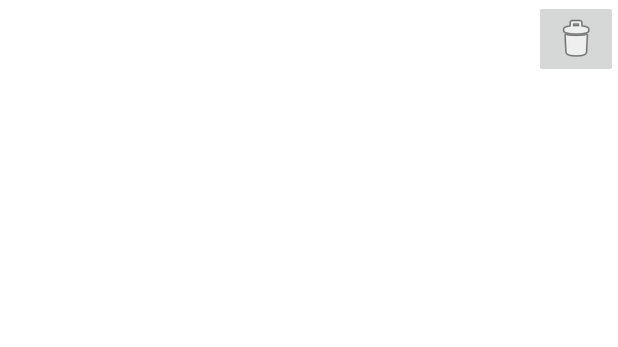
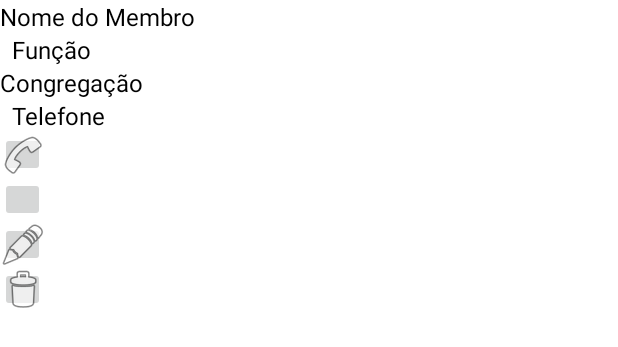
Before and after one commit to CarlosMonteiroNeto/Discipulado_IEADPE, an Android app: the layout lista_de_contatos_viewholder.xml on its own in the app's theme, with its tools: preview values and no code run, on a phone screen of 412 x 824 dp. Shown: the top 347 px of the screen. Run offline under Robolectric (Android 15) with nearby library versions, the light colour scheme and no system bars.

Commit message:
Próximo passo - Lista de membros completa! Testar!

```diff
--- a/app/build.gradle
+++ b/app/build.gradle
@@ -4,7 +4,7 @@ plugins {
 
 android {
     namespace 'com.example.discipulado_ieadpe'
-    compileSdk 33
+    compileSdk 34
 
     defaultConfig {
         applicationId "com.example.discipulado_ieadpe"
--- a/app/src/main/java/com/example/discipulado_ieadpe/ListaDeContatosViewholder.java
+++ b/app/src/main/java/com/example/discipulado_ieadpe/ListaDeContatosViewholder.java
@@ -9,7 +9,7 @@ import androidx.recyclerview.widget.RecyclerView;
 
 public class ListaDeContatosViewholder extends RecyclerView.ViewHolder {
 
-    public TextView cargoDoMembro, nomeDoMembro, funcaoDoMembro, congregacaoDoMembro, telefoneDoMembro;
+    public TextView nomeDoMembro, funcaoDoMembro, congregacaoDoMembro, telefoneDoMembro;
     public ImageButton btnLigar, btnAbrirWhatsapp, btnEditarMembro, btnExcluirMembro;
 
     public ListaDeContatosViewholder(@NonNull View itemView) {
--- a/app/src/main/java/com/example/discipulado_ieadpe/database/Daos/ContatoDao.java
+++ b/app/src/main/java/com/example/discipulado_ieadpe/database/Daos/ContatoDao.java
@@ -10,6 +10,7 @@ import androidx.room.Update;
 import com.example.discipulado_ieadpe.database.entities.Contato;
 
 import java.util.ArrayList;
+import java.util.List;
 
 @Dao
 public interface ContatoDao {
@@ -18,7 +19,7 @@ public interface ContatoDao {
     void inserirContato (Contato contato);
 
     @Query("SELECT * FROM contato")
-    LiveData<ArrayList<Contato>> carregarContatos();
+    LiveData<List<Contato>> carregarContatos();
 
     @Update
     int atualizarContato(Contato contato);
--- a/app/src/main/java/com/example/discipulado_ieadpe/database/entities/Contato.java
+++ b/app/src/main/java/com/example/discipulado_ieadpe/database/entities/Contato.java
@@ -1,5 +1,6 @@
 package com.example.discipulado_ieadpe.database.entities;
 
+import androidx.annotation.NonNull;
 import androidx.room.ColumnInfo;
 import androidx.room.Entity;
 import androidx.room.PrimaryKey;
@@ -10,6 +11,7 @@ import java.io.Serializable;
 public class Contato implements Serializable {
 
     @PrimaryKey
+    @NonNull
     @ColumnInfo (name = "nome do membro")
     public String nomeDoMembro;
 
@@ -20,5 +22,5 @@ public class Contato implements Serializable {
     public String congregacao;
 
     @ColumnInfo (name = "telefone")
-    public int telefone;
+    public String telefone;
 }
--- a/app/src/main/java/com/example/discipulado_ieadpe/database/repositorios/RepositorioGeral.java
+++ b/app/src/main/java/com/example/discipulado_ieadpe/database/repositorios/RepositorioGeral.java
@@ -8,6 +8,7 @@ import com.example.discipulado_ieadpe.database.AppDatabase;
 import com.example.discipulado_ieadpe.database.entities.Contato;
 
 import java.util.ArrayList;
+import java.util.List;
 
 public class RepositorioGeral {
 
@@ -16,7 +17,7 @@ public class RepositorioGeral {
         db = AppDatabase.getDatabase(context);
     }
 
-    public LiveData<ArrayList<Contato>> carregarContatos(){
+    public LiveData<List<Contato>> carregarContatos(){
         return db.contatoDao().carregarContatos();
     }
     public void addContato (Contato contato){
--- a/app/src/main/java/com/example/discipulado_ieadpe/viewmodels/ListaDeContatosViewModel.java
+++ b/app/src/main/java/com/example/discipulado_ieadpe/viewmodels/ListaDeContatosViewModel.java
@@ -10,19 +10,20 @@ import com.example.discipulado_ieadpe.database.entities.Contato;
 import com.example.discipulado_ieadpe.database.repositorios.RepositorioGeral;
 
 import java.util.ArrayList;
+import java.util.List;
 
 public class ListaDeContatosViewModel extends AndroidViewModel {
 
 
     private final RepositorioGeral repositorioGeral;
-    private final LiveData<ArrayList<Contato>> contatos;
+    private final LiveData<List<Contato>> contatos;
 
     public ListaDeContatosViewModel(@NonNull Application application) {
         super(application);
         repositorioGeral = new RepositorioGeral(this.getApplication());
         contatos = repositorioGeral.carregarContatos();
     }
-    public LiveData<ArrayList<Contato>> getContatos(){return contatos;}
+    public LiveData<List<Contato>> getContatos(){return contatos;}
 
     public void addContato (Contato contato){
         repositorioGeral.addContato(contato);}
--- a/app/src/main/res/layout/lista_de_contatos_viewholder.xml
+++ b/app/src/main/res/layout/lista_de_contatos_viewholder.xml
@@ -1,51 +1,91 @@
 <?xml version="1.0" encoding="utf-8"?>
-<RelativeLayout xmlns:android="http://schemas.android.com/apk/res/android"
+<LinearLayout xmlns:android="http://schemas.android.com/apk/res/android"
     android:layout_width="match_parent"
     android:layout_height="wrap_content"
-    android:orientation="horizontal"
-    android:gravity="center_vertical|end">
+    android:orientation="vertical">
 
+    <HorizontalScrollView
+        android:layout_width="match_parent"
+        android:layout_height="wrap_content"
+        xmlns:android="http://schemas.android.com/apk/res/android">
+
+        <LinearLayout xmlns:android="http://schemas.android.com/apk/res/android"
+            android:layout_width="match_parent"
+            android:layout_height="wrap_content"
+            android:orientation="vertical">
+
+            <!-- Nome do Membro -->
             <TextView
+                android:id="@+id/nome_do_membro"
                 android:layout_width="wrap_content"
                 android:layout_height="wrap_content"
-        android:id="@+id/nome_do_membro"/>
+                android:textSize="16sp"
+                android:textColor="@color/black"
+                android:text="Nome do Membro"
+                android:layout_weight="1"/>
 
+            <!-- Função do Membro -->
             <TextView
+                android:id="@+id/funcao_do_membro"
                 android:layout_width="wrap_content"
                 android:layout_height="wrap_content"
-        android:id="@+id/funcao_do_membro"/>
+                android:textSize="16sp"
+                android:textColor="@color/black"
+                android:text="Função"
+                android:layout_weight="1"
+                android:layout_marginStart="8dp"
+                android:layout_marginEnd="8dp"/>
 
+            <!-- Congregação do Membro -->
             <TextView
+                android:id="@+id/congregacao_do_membro"
                 android:layout_width="wrap_content"
                 android:layout_height="wrap_content"
-        android:id="@+id/congregacao_do_membro"/>
+                android:textSize="16sp"
+                android:textColor="@color/black"
+                android:text="Congregação"
+                android:layout_weight="1"/>
 
+            <!-- Telefone do Membro -->
             <TextView
+                android:id="@+id/telefone_do_membro"
                 android:layout_width="wrap_content"
                 android:layout_height="wrap_content"
-        android:id="@+id/telefone_do_membro"/>
+                android:textSize="16sp"
+                android:textColor="@color/black"
+                android:text="Telefone"
+                android:layout_weight="1"
+                android:layout_marginStart="8dp"/>
 
+            <!-- Botão Ligar -->
             <ImageButton
                 android:id="@+id/btn_ligar"
-        android:layout_width="wrap_content"
-        android:layout_height="wrap_content"
+                android:layout_width="30dp"
+                android:layout_height="30dp"
                 android:src="@android:drawable/ic_menu_call" />
 
+            <!-- Botão Abrir WhatsApp -->
             <ImageButton
-        android:layout_width="wrap_content"
-        android:layout_height="wrap_content"
-        android:id="@+id/btn_abrir_whatsapp"/>
+                android:id="@+id/btn_abrir_whatsapp"
+                android:layout_width="30dp"
+                android:layout_height="30dp"
+                />
+            <!--    android:src="@drawable/whatsapp_icon"-->
 
+            <!-- Botão Editar Membro -->
             <ImageButton
                 android:id="@+id/btn_editar_membro"
-        android:layout_width="wrap_content"
-        android:layout_height="wrap_content"
+                android:layout_width="30dp"
+                android:layout_height="30dp"
                 android:src="@android:drawable/ic_menu_edit" />
 
+            <!-- Botão Excluir Membro -->
             <ImageButton
                 android:id="@+id/btn_excluir_membro"
-        android:layout_width="wrap_content"
-        android:layout_height="wrap_content"
+                android:layout_width="30dp"
+                android:layout_height="30dp"
                 android:src="@android:drawable/ic_menu_delete" />
 
-</RelativeLayout>
+        </LinearLayout>
+    </HorizontalScrollView>
+</LinearLayout>
```
Also changed, not shown: app/src/main/java/com/example/discipulado_ieadpe/AddEditMembroActivity.java (+35 -42 lines), app/src/main/java/com/example/discipulado_ieadpe/ListaDeContatosActivity.java (+8 -3 lines), app/src/main/java/com/example/discipulado_ieadpe/ListaDeContatosAdapter.java (+5 -4 lines), app/src/main/java/com/example/discipulado_ieadpe/MainActivity.java (+7 -13 lines), app/src/main/java/com/example/discipulado_ieadpe/TelaInicial.java (+6 -2 lines), app/src/main/java/com/example/discipulado_ieadpe/database/AppDatabase.java (+24 -1 lines), app/src/main/java/com/example/discipulado_ieadpe/database/entities/Aluno.java (+11 -0 lines), app/src/main/res/layout/add_editar_membro.xml (+10 -3 lines), app/src/main/res/layout/lista_de_contatos_activity.xml (+7 -5 lines). Lines whose indentation alone changed are shown as unchanged.
